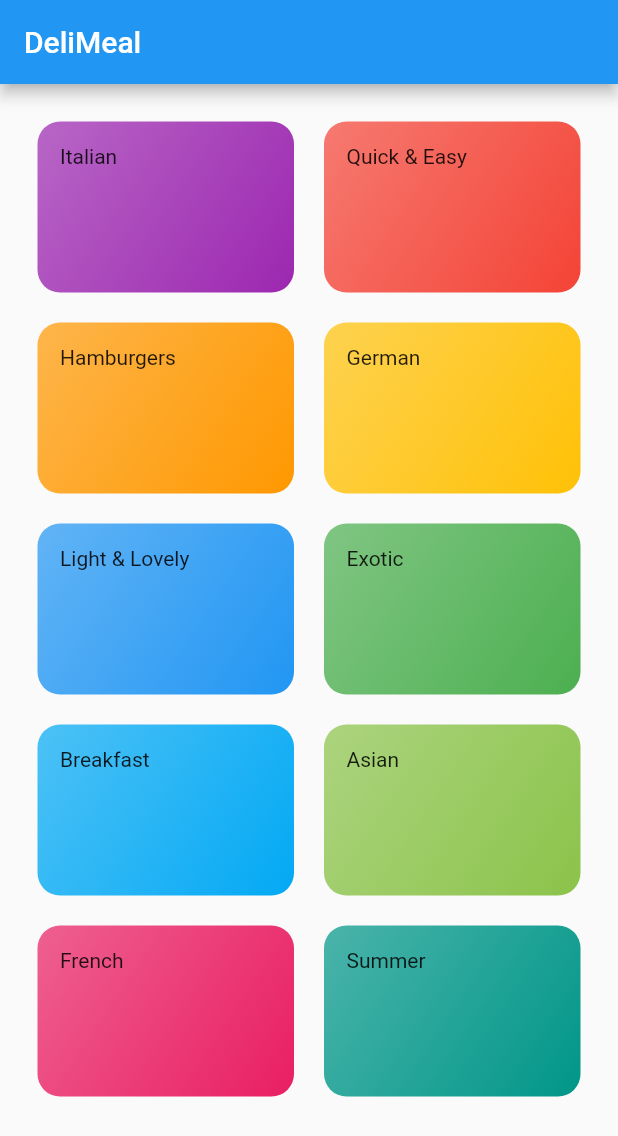
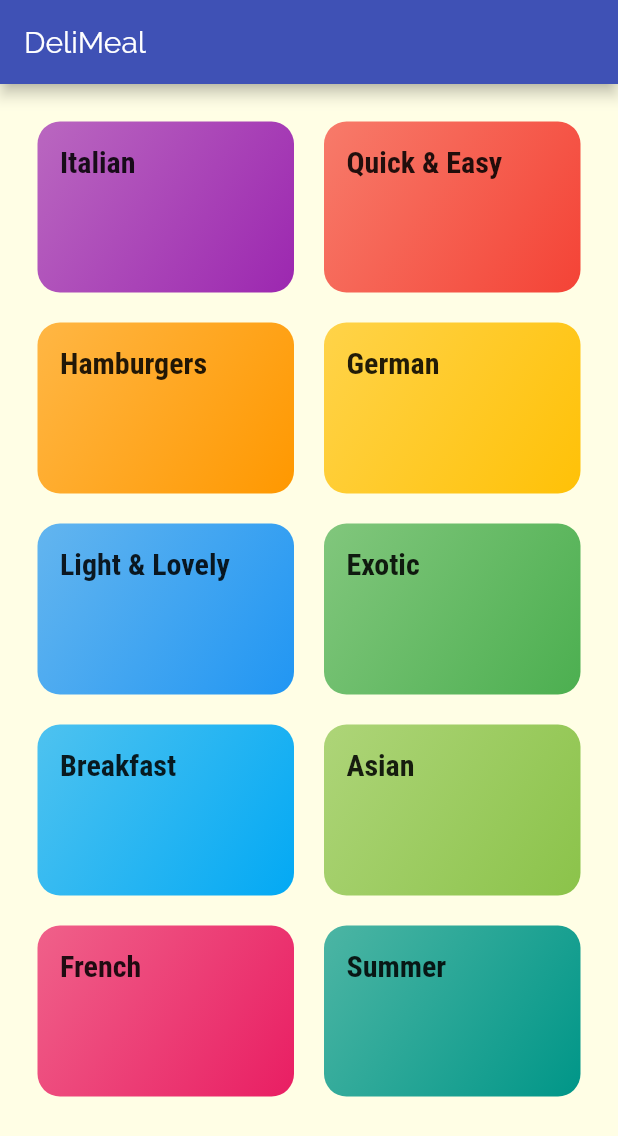
Before and after one commit to aldyazarya/meals-app, a Flutter app: the screen it shows after launch, on a phone screen of 412 x 824 dp. Shown: the top 1136 px of the screen. Run offline on Flutter 3.47's test engine with Material 2 defaults, Android fonts, the phone set to English and light mode, and no system bars.

Commit message:
set a default styling

```diff
--- a/lib/category_item.dart
+++ b/lib/category_item.dart
@@ -10,16 +10,15 @@ class CategoryItem extends StatelessWidget {
   Widget build(BuildContext context) {
     return Container(
       padding: const EdgeInsets.all(15),
-      child: Text(title),
+      child: Text(
+        title,
+        style: Theme.of(context).textTheme.title,
+      ),
       decoration: BoxDecoration(
         gradient: LinearGradient(
-          colors: [
-            color.withOpacity(0.7),
-            color
-          ],
-          begin: Alignment.topLeft,
-          end: Alignment.bottomRight
-        ),
+            colors: [color.withOpacity(0.7), color],
+            begin: Alignment.topLeft,
+            end: Alignment.bottomRight),
         borderRadius: BorderRadius.circular(15),
       ),
     );
--- a/lib/main.dart
+++ b/lib/main.dart
@@ -9,8 +9,22 @@ class MyApp extends StatelessWidget {
     return MaterialApp(
       title: 'DeliMeals',
       theme: ThemeData(
-        primarySwatch: Colors.blue,
-      ),
+          primarySwatch: Colors.indigo,
+          accentColor: Color.fromRGBO(33, 0, 75, 1),
+          canvasColor: Color.fromRGBO(255, 254, 229, 1),
+          fontFamily: 'Raleway',
+          textTheme: ThemeData.light().textTheme.copyWith(
+              body1: TextStyle(
+                color: Color.fromRGBO(20, 51, 51, 1),
+              ),
+              body2: TextStyle(
+                color: Color.fromRGBO(20, 51, 51, 1),
+              ),
+              title: TextStyle(
+                fontSize: 20,
+                fontFamily: 'RobotoCondensed',
+                fontWeight: FontWeight.bold,
+              ))),
       home: CategoriesScreen(),
     );
   }
```
Also changed, not shown: pubspec.yaml (+17 -6 lines).
